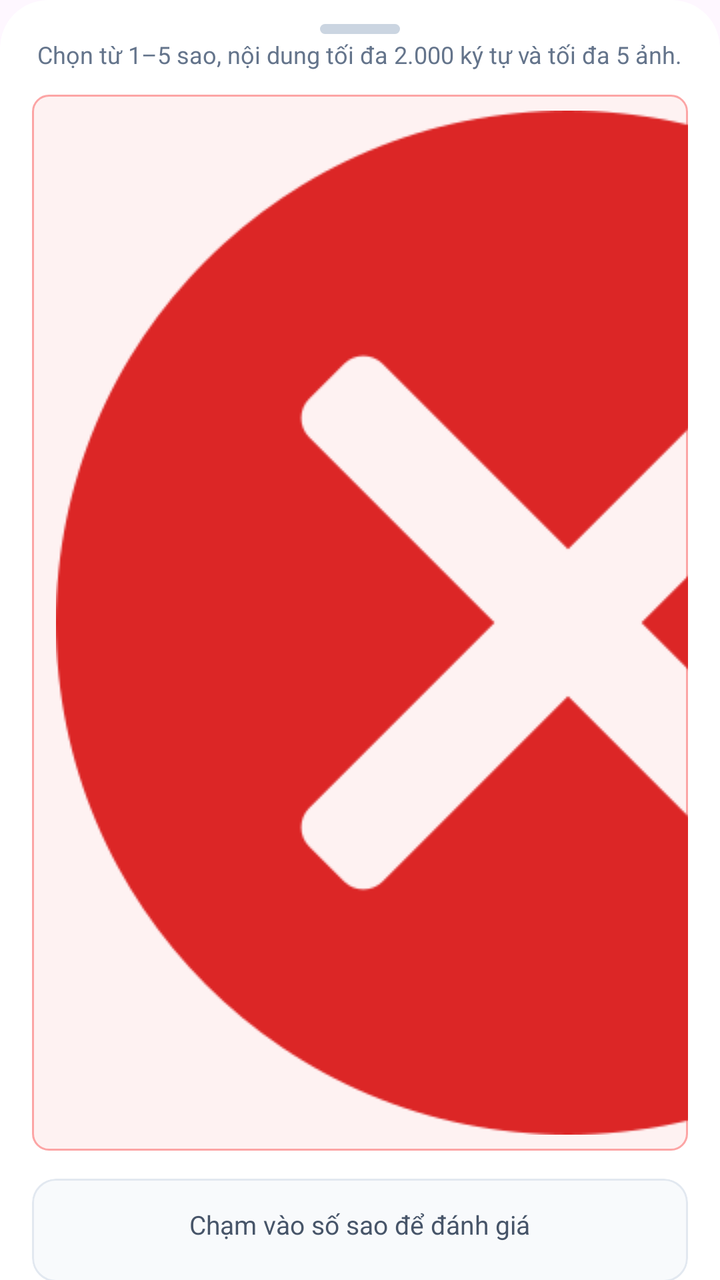
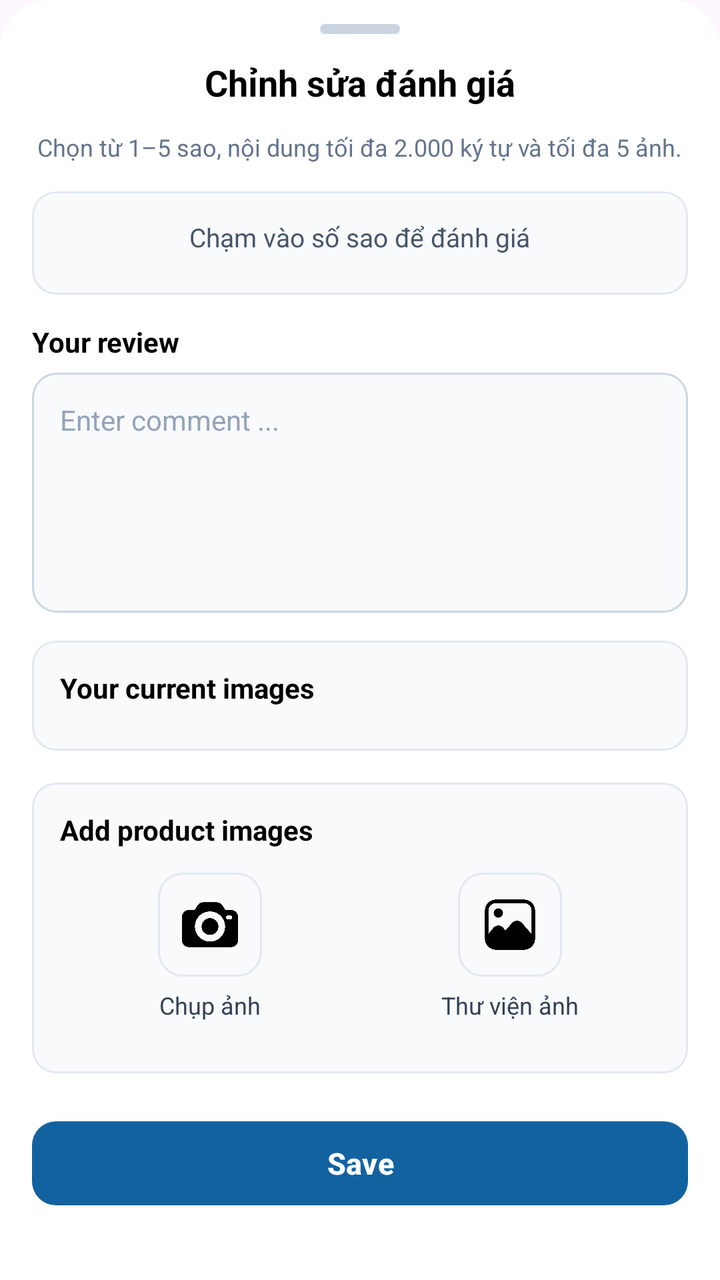

Before-and-after screenshots of an Android layout around one commit, followed by the original layout XML and the change that was made.
<!-- AndroidManifest.xml: application theme Theme.ShoppingApp -->
<!-- res/layout/fragment_my_review.xml -->
<?xml version="1.0" encoding="utf-8"?>
<androidx.core.widget.NestedScrollView xmlns:android="http://schemas.android.com/apk/res/android"
    xmlns:app="http://schemas.android.com/apk/res-auto"
    xmlns:tools="http://schemas.android.com/tools"
    android:layout_width="match_parent"
    android:layout_height="match_parent"
    android:background="@drawable/corner_bottom_sheet"
    android:clipToOutline="true"
    android:orientation="vertical"
    tools:context=".ui.view.fragment.user.MyReviewFragment"
    tools:targetApi="31">

    <FrameLayout
        android:layout_width="match_parent"
        android:layout_height="wrap_content">

        <LinearLayout
            android:layout_width="match_parent"
            android:layout_height="wrap_content"
            android:orientation="vertical"
            android:paddingBottom="24dp">

            <View
                android:layout_width="40dp"
                android:layout_height="5dp"
                android:layout_gravity="center_horizontal"
                android:layout_marginTop="12dp"
                android:background="@drawable/bg_drag_handle_pill" />

            <TextView
                android:layout_width="wrap_content"
                android:layout_height="wrap_content"
                android:layout_marginTop="2dp"
                android:text="@string/review_invalid"
                android:textColor="#64748B"
                android:textSize="12sp"
                android:layout_gravity="center_horizontal"/>

            <RelativeLayout
                android:layout_width="match_parent"
                android:layout_height="wrap_content"
                android:layout_marginTop="12dp"
                android:paddingHorizontal="16dp">

                <TextView
                    android:layout_width="wrap_content"
                    android:layout_height="wrap_content"
                    android:layout_alignParentStart="true"
                    android:layout_centerVertical="true"
                    android:text="@string/edit_review_title"
                    android:textColor="@color/black"
                    android:textSize="18sp"
                    android:textStyle="bold" />

                <com.google.android.material.textview.MaterialTextView
                    android:id="@+id/tv_delete"
                    android:layout_width="wrap_content"
                    android:layout_height="wrap_content"
                    android:layout_alignParentEnd="true"
                    android:layout_centerVertical="true"
                    android:background="@drawable/bg_danger_button"
                    android:drawableStart="@drawable/icon_delete"
                    android:drawablePadding="4dp"
                    android:drawableTint="#DC2626"
                    android:paddingHorizontal="12dp"
                    android:paddingVertical="8dp"
                    android:text="@string/delete"
                    android:textColor="#DC2626"
                    android:textSize="13sp"
                    android:textStyle="bold" />
            </RelativeLayout>

            <com.google.android.material.card.MaterialCardView
                android:layout_width="match_parent"
                android:layout_height="wrap_content"
                android:layout_marginHorizontal="16dp"
                android:layout_marginTop="14dp"
                app:cardBackgroundColor="#F8FAFC"
                app:cardCornerRadius="12dp"
                app:cardElevation="0dp"
                app:strokeColor="#E2E8F0"
                app:strokeWidth="1dp">

                <LinearLayout
                    android:layout_width="match_parent"
                    android:layout_height="wrap_content"
                    android:gravity="center"
                    android:orientation="vertical"
                    android:padding="14dp">

                    <TextView
                        android:layout_width="wrap_content"
                        android:layout_height="wrap_content"
                        android:text="@string/rating_prompt"
                        android:textColor="#475569"
                        android:textSize="13sp" />

                    <androidx.recyclerview.widget.RecyclerView
                        android:id="@+id/recycler_view_star"
                        android:layout_width="wrap_content"
                        android:layout_height="wrap_content"
                        android:layout_marginTop="6dp" />

                </LinearLayout>
            </com.google.android.material.card.MaterialCardView>

            <TextView
                android:layout_width="wrap_content"
                android:layout_height="wrap_content"
                android:layout_marginHorizontal="16dp"
                android:layout_marginTop="14dp"
                android:layout_marginBottom="6dp"
                android:text="@string/your_review"
                android:textColor="@color/black"
                android:textSize="14sp"
                android:textStyle="bold" />

            <androidx.appcompat.widget.AppCompatEditText
                android:id="@+id/edt_review"
                android:layout_width="match_parent"
                android:layout_height="wrap_content"
                android:layout_marginHorizontal="16dp"
                android:background="@drawable/bg_input_box"
                android:gravity="top|start"
                android:hint="@string/enter_comment"
                android:inputType="textMultiLine"
                android:minHeight="120dp"
                android:padding="14dp"
                android:textColor="@color/black"
                android:textColorHint="#94A3B8"
                android:textSize="14sp" />

            <com.google.android.material.card.MaterialCardView
                android:layout_width="match_parent"
                android:layout_height="wrap_content"
                android:layout_marginHorizontal="16dp"
                android:layout_marginTop="14dp"
                app:cardBackgroundColor="#F8FAFC"
                app:cardCornerRadius="12dp"
                app:cardElevation="0dp"
                app:strokeColor="#E2E8F0"
                app:strokeWidth="1dp">

                <LinearLayout
                    android:layout_width="match_parent"
                    android:layout_height="wrap_content"
                    android:orientation="vertical"
                    android:padding="14dp">

                    <com.google.android.material.textview.MaterialTextView
                        android:layout_width="wrap_content"
                        android:layout_height="wrap_content"
                        android:text="@string/your_images"
                        android:textColor="@color/black"
                        android:textSize="14sp"
                        android:textStyle="bold" />

                    <androidx.recyclerview.widget.RecyclerView
                        android:id="@+id/recycler_view_review_image"
                        android:layout_width="match_parent"
                        android:layout_height="wrap_content"
                        android:layout_marginTop="8dp" />

                    <com.google.android.material.textview.MaterialTextView
                        android:id="@+id/tv_ntts1"
                        android:layout_width="wrap_content"
                        android:layout_height="wrap_content"
                        android:layout_gravity="center_horizontal"
                        android:layout_marginVertical="8dp"
                        android:text="@string/nothing_to_show"
                        android:textColor="#94A3B8"
                        android:textSize="13sp"
                        android:visibility="gone" />

                </LinearLayout>
            </com.google.android.material.card.MaterialCardView>

            <include
                android:id="@+id/layout_add_image"
                layout="@layout/layout_add_image"
                android:layout_width="match_parent"
                android:layout_height="wrap_content"
                android:layout_marginTop="4dp" />

            <com.google.android.material.textview.MaterialTextView
                android:id="@+id/tv_ntts2"
                android:layout_width="wrap_content"
                android:layout_height="wrap_content"
                android:layout_gravity="center_horizontal"
                android:layout_marginTop="4dp"
                android:text="@string/nothing_to_show"
                android:textColor="#94A3B8"
                android:textSize="13sp"
                android:visibility="gone" />

            <com.google.android.material.button.MaterialButton
                android:id="@+id/btn_edit_review"
                android:layout_width="match_parent"
                android:layout_height="50dp"
                android:layout_marginHorizontal="16dp"
                android:layout_marginTop="16dp"
                android:text="@string/save"
                android:textColor="@color/white"
                android:textSize="15sp"
                android:textStyle="bold"
                app:backgroundTint="@color/button_color"
                app:cornerRadius="12dp" />

        </LinearLayout>

        <include
            android:id="@+id/layout_shimmer"
            layout="@layout/layout_shimmer"
            android:layout_width="match_parent"
            android:layout_height="match_parent"
            android:visibility="gone" />

    </FrameLayout>

</androidx.core.widget.NestedScrollView>
<!-- res/layout/layout_add_image.xml (included above) -->
<?xml version="1.0" encoding="utf-8"?>
<LinearLayout xmlns:android="http://schemas.android.com/apk/res/android"
    xmlns:app="http://schemas.android.com/apk/res-auto"
    android:layout_width="match_parent"
    android:layout_height="wrap_content"
    android:orientation="vertical">

    <com.google.android.material.card.MaterialCardView
        android:layout_width="match_parent"
        android:layout_height="wrap_content"
        android:layout_marginHorizontal="16dp"
        android:layout_marginTop="12dp"
        android:layout_marginBottom="4dp"
        app:cardBackgroundColor="#F8FAFC"
        app:cardCornerRadius="12dp"
        app:cardElevation="0dp"
        app:strokeColor="#E2E8F0"
        app:strokeWidth="1dp">

        <LinearLayout
            android:layout_width="match_parent"
            android:layout_height="wrap_content"
            android:orientation="vertical"
            android:padding="14dp">

            <com.google.android.material.textview.MaterialTextView
                android:layout_width="wrap_content"
                android:layout_height="wrap_content"
                android:text="@string/add_product_images"
                android:textColor="@color/black"
                android:textSize="14sp"
                android:textStyle="bold" />

            <LinearLayout
                android:layout_width="match_parent"
                android:layout_height="wrap_content"
                android:layout_marginTop="12dp"
                android:orientation="horizontal">

                <LinearLayout
                    android:layout_width="0dp"
                    android:layout_height="wrap_content"
                    android:layout_weight="1"
                    android:gravity="center"
                    android:orientation="vertical">

                    <androidx.appcompat.widget.AppCompatImageView
                        android:id="@+id/img_take_photo"
                        android:layout_width="52dp"
                        android:layout_height="52dp"
                        android:background="@drawable/bg_chip_action"
                        android:contentDescription="@string/take_photo"
                        android:focusable="true"
                        android:padding="12dp"
                        app:srcCompat="@drawable/icon_photo_camera" />

                    <TextView
                        android:layout_width="wrap_content"
                        android:layout_height="wrap_content"
                        android:layout_marginTop="6dp"
                        android:text="@string/take_photo"
                        android:textColor="#334155"
                        android:textSize="12sp" />
                </LinearLayout>

                <LinearLayout
                    android:layout_width="0dp"
                    android:layout_height="wrap_content"
                    android:layout_weight="1"
                    android:gravity="center"
                    android:orientation="vertical">

                    <androidx.appcompat.widget.AppCompatImageView
                        android:id="@+id/img_gallery"
                        android:layout_width="52dp"
                        android:layout_height="52dp"
                        android:background="@drawable/bg_chip_action"
                        android:contentDescription="@string/choose_gallery"
                        android:focusable="true"
                        android:padding="12dp"
                        app:srcCompat="@drawable/icon_from_gallery" />

                    <TextView
                        android:layout_width="wrap_content"
                        android:layout_height="wrap_content"
                        android:layout_marginTop="6dp"
                        android:text="@string/choose_gallery"
                        android:textColor="#334155"
                        android:textSize="12sp" />
                </LinearLayout>

            </LinearLayout>

            <androidx.recyclerview.widget.RecyclerView
                android:id="@+id/recycler_view_image"
                android:layout_width="match_parent"
                android:layout_height="wrap_content"
                android:layout_marginTop="12dp" />

        </LinearLayout>
    </com.google.android.material.card.MaterialCardView>

</LinearLayout>
<!-- res/layout/layout_shimmer.xml (included above) -->
<?xml version="1.0" encoding="utf-8"?>
<FrameLayout xmlns:android="http://schemas.android.com/apk/res/android"
    android:id="@+id/frame_shimmer"
    android:layout_width="match_parent"
    android:layout_height="match_parent">

    <View
        android:layout_width="match_parent"
        android:layout_height="match_parent"
        android:background="@color/over_lay" />

    <ProgressBar
        android:layout_width="wrap_content"
        android:layout_height="wrap_content"
        android:layout_gravity="center"
        android:indeterminateTint="@color/button_color" />

    <com.google.android.material.textview.MaterialTextView
        android:layout_width="wrap_content"
        android:layout_height="wrap_content"
        android:layout_gravity="center"
        android:layout_marginTop="50dp"
        android:text="@string/wait_a_second"
        android:textColor="@color/white"
        android:textStyle="bold" />

</FrameLayout>
<!-- resources referenced by this layout -->
<resources>
  <color name="black">#FF000000</color>
  <color name="button_color">#1362A0</color>
  <color name="over_lay">#80000000</color>
  <color name="white">#FFFFFFFF</color>
  <!-- drawable bg_chip_action (drawable) -->
  <?xml version="1.0" encoding="utf-8"?>
  <ripple xmlns:android="http://schemas.android.com/apk/res/android"
      android:color="#20000000">
      <item>
          <shape android:shape="rectangle">
              <corners android:radius="12dp" />
              <solid android:color="#F8FAFC" />
              <stroke
                  android:width="1dp"
                  android:color="#E2E8F0" />
          </shape>
      </item>
  </ripple>
  <!-- drawable bg_danger_button (drawable) -->
  <?xml version="1.0" encoding="utf-8"?>
  <ripple xmlns:android="http://schemas.android.com/apk/res/android"
      android:color="#20DC2626">
      <item>
          <shape android:shape="rectangle">
              <corners android:radius="8dp" />
              <solid android:color="#FEF2F2" />
              <stroke
                  android:width="1dp"
                  android:color="#FCA5A5" />
          </shape>
      </item>
  </ripple>
  <!-- drawable bg_drag_handle_pill (drawable) -->
  <?xml version="1.0" encoding="utf-8"?>
  <shape xmlns:android="http://schemas.android.com/apk/res/android"
      android:shape="rectangle">
      <corners android:radius="3dp" />
      <solid android:color="#CBD5E1" />
  </shape>
  <!-- drawable bg_input_box (drawable) -->
  <?xml version="1.0" encoding="utf-8"?>
  <shape xmlns:android="http://schemas.android.com/apk/res/android"
      android:shape="rectangle">
      <corners android:radius="12dp" />
      <solid android:color="#F8FAFC" />
      <stroke
          android:width="1dp"
          android:color="#CBD5E1" />
  </shape>
  <!-- drawable corner_bottom_sheet (drawable) -->
  <?xml version="1.0" encoding="utf-8"?>
  <shape xmlns:android="http://schemas.android.com/apk/res/android"
      android:shape="rectangle">
  
      <corners android:topLeftRadius="24dp"
          android:topRightRadius="24dp"/>
  
      <solid android:color="@color/white" />
  
  </shape>
  <!-- drawable icon_delete: png bitmap (drawable, 16396 bytes) -->
  <!-- drawable icon_from_gallery: png bitmap (drawable, 10393 bytes) -->
  <!-- drawable icon_photo_camera: png bitmap (drawable, 13300 bytes) -->
  <string name="add_product_images">Add product images</string>
  <string name="choose_gallery">Thư viện ảnh</string>
  <string name="delete">Delete</string>
  <string name="edit_review_title">Chỉnh sửa đánh giá</string>
  <string name="enter_comment">Enter comment ...</string>
  <string name="nothing_to_show">Nothing to show</string>
  <string name="rating_prompt">Chạm vào số sao để đánh giá</string>
  <string name="review_invalid">Chọn từ 1–5 sao, nội dung tối đa 2.000 ký tự và tối đa 5 ảnh.</string>
  <string name="save">Save</string>
  <string name="take_photo">Chụp ảnh</string>
  <string name="wait_a_second">Wait a second...</string>
  <string name="your_images">Your current images</string>
  <string name="your_review">Your review</string>
  <style name="Theme.ShoppingApp" parent="Base.Theme.ShoppingApp" />
  <style name="Base.Theme.ShoppingApp" parent="Theme.Material3.DayNight.NoActionBar">
          
          
      </style>
</resources>

<!-- the commit's change to res/layout/fragment_my_review.xml (unified diff, before → after) -->
@@ -28,47 +28,25 @@
                 android:background="@drawable/bg_drag_handle_pill" />
 
             <TextView
-                android:layout_width="wrap_content"
-                android:layout_height="wrap_content"
-                android:layout_marginTop="2dp"
+                android:id="@+id/tv_edit_review"
+                android:layout_width="wrap_content"
+                android:layout_height="wrap_content"
+                android:layout_gravity="center_horizontal"
+                android:layout_marginTop="12dp"
+                android:paddingHorizontal="16dp"
+                android:text="@string/edit_review_title"
+                android:textColor="@color/black"
+                android:textSize="18sp"
+                android:textStyle="bold" />
+
+            <TextView
+                android:layout_width="wrap_content"
+                android:layout_height="wrap_content"
+                android:layout_gravity="center_horizontal"
+                android:layout_marginTop="12dp"
                 android:text="@string/review_invalid"
                 android:textColor="#64748B"
-                android:textSize="12sp"
-                android:layout_gravity="center_horizontal"/>
-
-            <RelativeLayout
-                android:layout_width="match_parent"
-                android:layout_height="wrap_content"
-                android:layout_marginTop="12dp"
-                android:paddingHorizontal="16dp">
-
-                <TextView
-                    android:layout_width="wrap_content"
-                    android:layout_height="wrap_content"
-                    android:layout_alignParentStart="true"
-                    android:layout_centerVertical="true"
-                    android:text="@string/edit_review_title"
-                    android:textColor="@color/black"
-                    android:textSize="18sp"
-                    android:textStyle="bold" />
-
-                <com.google.android.material.textview.MaterialTextView
-                    android:id="@+id/tv_delete"
-                    android:layout_width="wrap_content"
-                    android:layout_height="wrap_content"
-                    android:layout_alignParentEnd="true"
-                    android:layout_centerVertical="true"
-                    android:background="@drawable/bg_danger_button"
-                    android:drawableStart="@drawable/icon_delete"
-                    android:drawablePadding="4dp"
-                    android:drawableTint="#DC2626"
-                    android:paddingHorizontal="12dp"
-                    android:paddingVertical="8dp"
-                    android:text="@string/delete"
-                    android:textColor="#DC2626"
-                    android:textSize="13sp"
-                    android:textStyle="bold" />
-            </RelativeLayout>
+                android:textSize="12sp" />
 
             <com.google.android.material.card.MaterialCardView
                 android:layout_width="match_parent"
<!-- resource entries referenced after the edit -->
@@ -15,20 +15,6 @@
               <stroke
                   android:width="1dp"
                   android:color="#E2E8F0" />
-          </shape>
-      </item>
-  </ripple>
-  <!-- drawable bg_danger_button (drawable) -->
-  <?xml version="1.0" encoding="utf-8"?>
-  <ripple xmlns:android="http://schemas.android.com/apk/res/android"
-      android:color="#20DC2626">
-      <item>
-          <shape android:shape="rectangle">
-              <corners android:radius="8dp" />
-              <solid android:color="#FEF2F2" />
-              <stroke
-                  android:width="1dp"
-                  android:color="#FCA5A5" />
           </shape>
       </item>
   </ripple>
@@ -60,12 +46,10 @@
       <solid android:color="@color/white" />
   
   </shape>
-  <!-- drawable icon_delete: png bitmap (drawable, 16396 bytes) -->
   <!-- drawable icon_from_gallery: png bitmap (drawable, 10393 bytes) -->
   <!-- drawable icon_photo_camera: png bitmap (drawable, 13300 bytes) -->
   <string name="add_product_images">Add product images</string>
   <string name="choose_gallery">Thư viện ảnh</string>
-  <string name="delete">Delete</string>
   <string name="edit_review_title">Chỉnh sửa đánh giá</string>
   <string name="enter_comment">Enter comment ...</string>
   <string name="nothing_to_show">Nothing to show</string>
